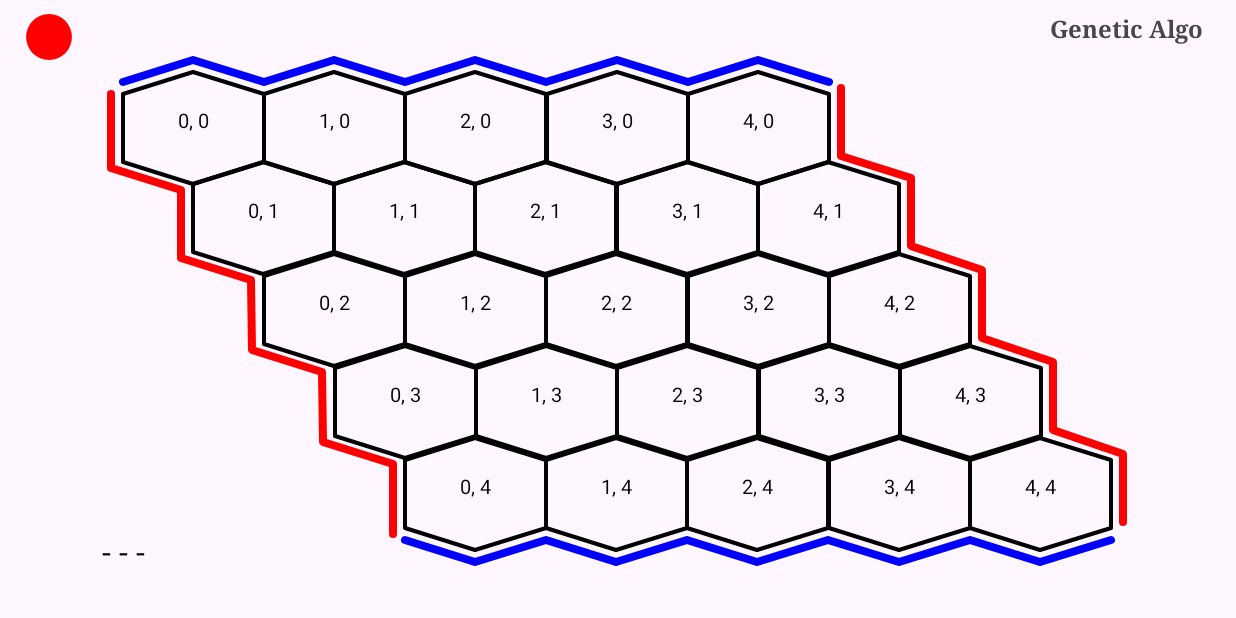
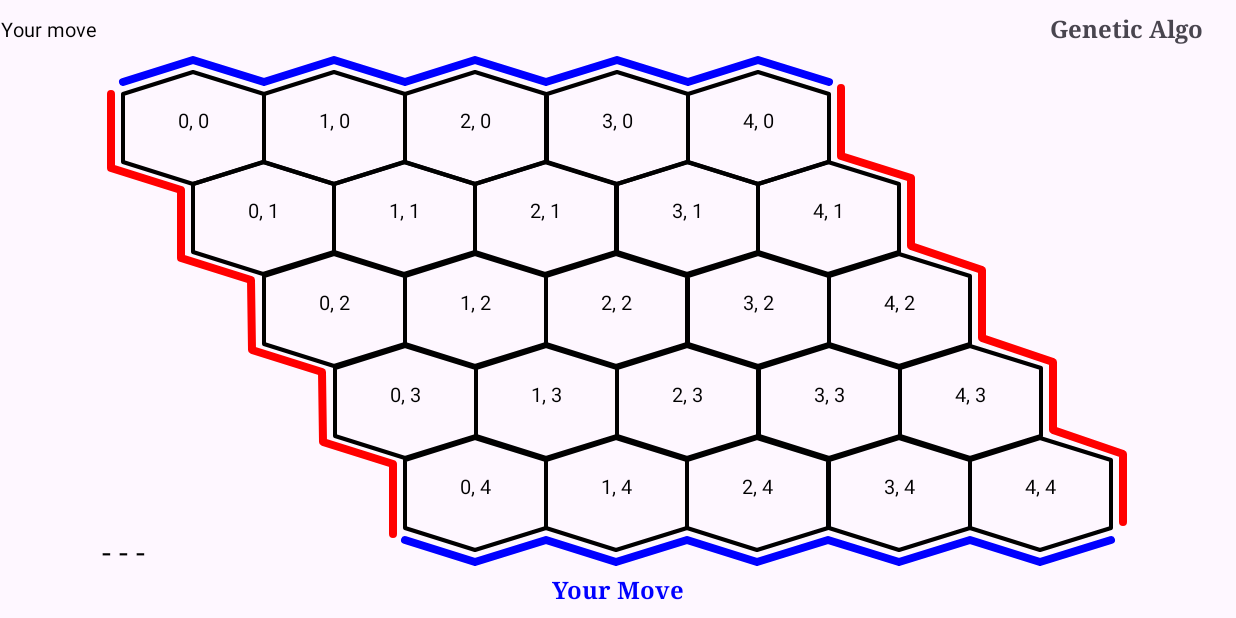
Before and after one commit to abusaeed2433/AiProject, an Android app: the screen it shows after launch (MainActivity), after a tap on an icon or button, on a phone screen of 824 x 412 dp (held sideways). Run offline under Robolectric (Android 15) with nearby library versions, the phone set to English and light mode, and no system bars.

Commit message:
whose move textview added

```diff
--- a/app/src/main/java/com/unknownn/aiproject/MainActivity.java
+++ b/app/src/main/java/com/unknownn/aiproject/MainActivity.java
@@ -15,8 +15,6 @@ import com.unknownn.aiproject.classes.Helper;
 import com.unknownn.aiproject.classes.SoundController;
 import com.unknownn.aiproject.databinding.ActivityMainBinding;
 import com.unknownn.aiproject.enums.PredictionAlgo;
-
-import java.io.UTFDataFormatException;
 
 public class MainActivity extends AppCompatActivity {
 
@@ -85,6 +83,13 @@ public class MainActivity extends AppCompatActivity {
             }
 
             @Override
+            public void showWhoseMove(boolean userMove) {
+                binding.tvWhoseMove.setText(
+                        userMove ? getString(R.string.your_move) : getString(R.string.bot_move)
+                );
+            }
+
+            @Override
             public void onGameEnds(CellState.MyColor winner) {
                 String strWinner = (winner == CellState.MyColor.RED) ? "You" : "Bot";
 
@@ -116,6 +121,7 @@ public class MainActivity extends AppCompatActivity {
             public void onProgressUpdate(String strProgress) {
                 binding.myConfuseBar.setStrProgress(strProgress);
             }
+
         });
     }
 
--- a/app/src/main/java/com/unknownn/aiproject/classes/GameBoard.java
+++ b/app/src/main/java/com/unknownn/aiproject/classes/GameBoard.java
@@ -149,7 +149,8 @@ public class GameBoard extends View {
 
         // whose turn color
         if(circleCenter.x != 0) {
-            canvas.drawCircle(circleCenter.x, circleCenter.y, circleRadius, redTurn ? redBrush : blueBrush);
+            canvas.drawText("Your move",circleCenter.x, circleCenter.y,textBrush);
+//            canvas.drawCircle(circleCenter.x, circleCenter.y, circleRadius, redTurn ? redBrush : blueBrush);
         }
 
         // vertical boundary
@@ -215,6 +216,7 @@ public class GameBoard extends View {
                 lastClickedCell = clickedCell;
 
                 redTurn = !redTurn;
+                if(boardListener != null) boardListener.showWhoseMove(redTurn);
                 isTheFirstMove = false;
                 invalidate();
                 checkForGameOver(true);
@@ -232,6 +234,7 @@ public class GameBoard extends View {
         }
 
         redTurn = !redTurn;
+        if(boardListener != null) boardListener.showWhoseMove(redTurn);
         if(redTurn){
             isTheFirstMove = false;
         }
@@ -511,17 +514,17 @@ public class GameBoard extends View {
         circleCenter.x = (int)( (left+right)/2f);
         circleCenter.y = (int)( (top+bottom)/2f );
 
-        ValueAnimator animator = ValueAnimator.ofFloat(circleRadius*0.8f, circleRadius);
-        animator.setDuration(1500L);
-        animator.setInterpolator(new LinearInterpolator());
-
-        animator.addUpdateListener(valueAnimator -> {
-            circleRadius = (float) valueAnimator.getAnimatedValue();
-            invalidate();
-        });
-        animator.setRepeatCount(ValueAnimator.INFINITE);
-        animator.setRepeatMode(ValueAnimator.REVERSE);
-        animator.start();
+//        ValueAnimator animator = ValueAnimator.ofFloat(circleRadius*0.8f, circleRadius);
+//        animator.setDuration(1500L);
+//        animator.setInterpolator(new LinearInterpolator());
+//
+//        animator.addUpdateListener(valueAnimator -> {
+//            circleRadius = (float) valueAnimator.getAnimatedValue();
+//            invalidate();
+//        });
+//        animator.setRepeatCount(ValueAnimator.INFINITE);
+//        animator.setRepeatMode(ValueAnimator.REVERSE);
+//        animator.start();
     }
 //    private void initBotProgressPoint(){
 //        int width = getWidth();
@@ -544,6 +547,7 @@ public class GameBoard extends View {
 
     public void restart(){
         redTurn = true;
+        if(boardListener != null) boardListener.showWhoseMove(redTurn);
         isTheFirstMove = true;
         for(CellState[] row : states){
             for(CellState cell : row){
@@ -700,8 +704,11 @@ public class GameBoard extends View {
                 states[x][y].setMyColor(CellState.MyColor.BLUE);
                 processForAnimation(states[x][y], false);
 
-                if(boardListener != null) boardListener.onSoundPlayRequest(SoundController.SoundType.MOVE_DONE);
                 redTurn = !redTurn;
+                if(boardListener != null) {
+                    boardListener.onSoundPlayRequest(SoundController.SoundType.MOVE_DONE);
+                    boardListener.showWhoseMove(redTurn);
+                }
             }, delay);
         });
     }
@@ -827,6 +834,7 @@ public class GameBoard extends View {
     public interface BoardListener{
         void onMessageToShow(String message);
         void onAlgoChanged(boolean showToast);
+        void showWhoseMove(boolean userMove);
         void onGameEnds(CellState.MyColor winner);
         void onSoundPlayRequest(SoundController.SoundType soundType);
         void onProgressBarUpdate(boolean show);
--- a/app/src/main/res/layout/activity_main.xml
+++ b/app/src/main/res/layout/activity_main.xml
@@ -6,6 +6,20 @@
     android:layout_height="match_parent"
     xmlns:tools="http://schemas.android.com/tools"
     tools:context=".MainActivity">
+
+    <TextView
+        android:id="@+id/tvWhoseMove"
+        android:layout_width="wrap_content"
+        android:layout_height="wrap_content"
+        android:layout_marginBottom="8dp"
+        android:fontFamily="serif"
+        android:text="@string/your_move"
+        android:textColor="@color/blue"
+        android:textSize="16sp"
+        android:textStyle="bold"
+        app:layout_constraintBottom_toBottomOf="parent"
+        app:layout_constraintEnd_toEndOf="parent"
+        app:layout_constraintStart_toStartOf="parent" />
 
     <com.unknownn.aiproject.classes.GameBoard
         android:id="@+id/gameBoard"
--- a/app/src/main/res/values/strings.xml
+++ b/app/src/main/res/values/strings.xml
@@ -3,4 +3,7 @@
     <string name="not_started_yet">Not started yet</string>
     <string name="alpha_beta">Alpha Beta</string>
     <string name="genetic_algo">Genetic Algo</string>
+    <string name="your_move">Your Move</string>
+    <string name="bot_move">Bot Move</string>
+
 </resources>
```
